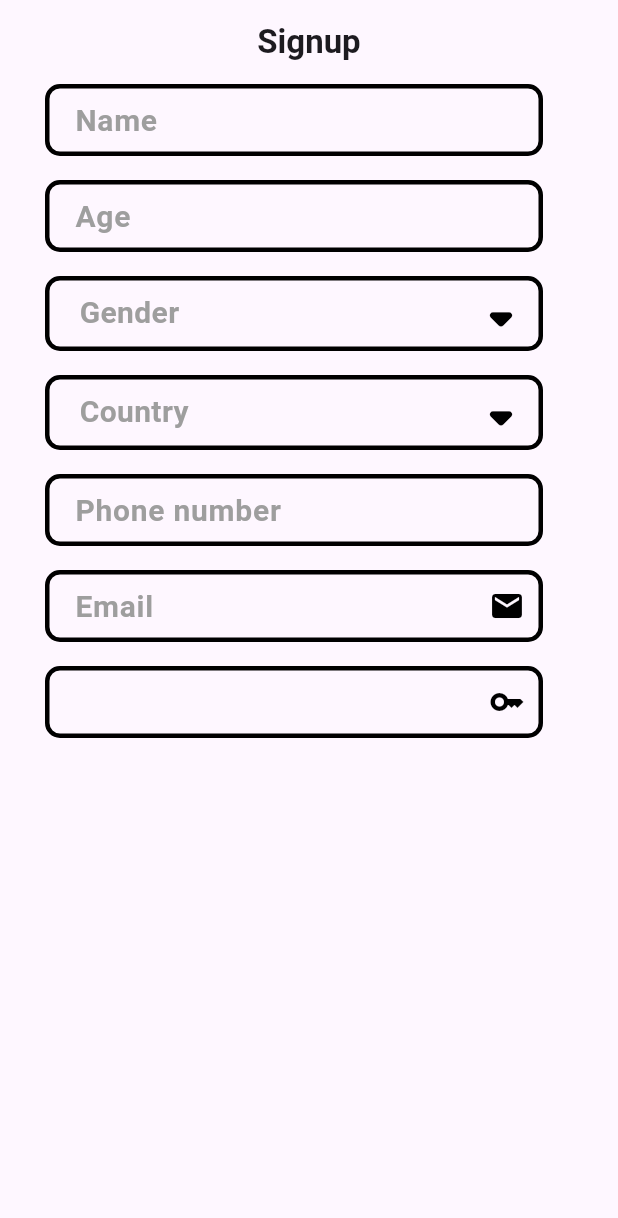
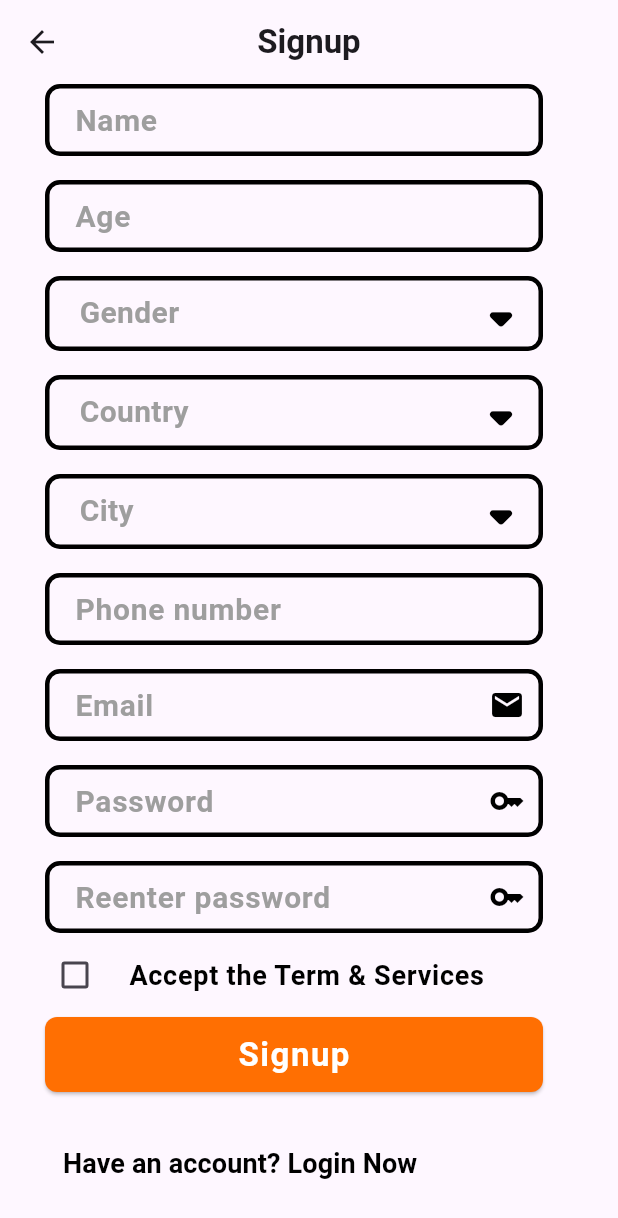
Before and after one commit to Ahmad-Nour-Haidar/shorts-tutorial, a Flutter app: the SignupScreen screen opened directly, on a phone screen of 412 x 824 dp. Shown: the top 1218 px of the screen. Run offline on Flutter 3.47's test engine with Material 3 defaults, Android fonts, the phone set to English and light mode, and no system bars; our stand-ins replace connectivity_plus, dartz, dio, image_picker.

Commit message:
finish login & signup screen

```diff
--- a/lib/main.dart
+++ b/lib/main.dart
@@ -21,7 +21,7 @@ class MyApp extends StatelessWidget {
       // onGenerateRoute: AppRoute.routes,
       // initialRoute: AppRoute.initRoute,
       title: 'Shorts Tutorial',
-      home: SignupScreen(),
+      home: LoginScreen(),
     );
   }
 }
--- a/lib/view/screens/signup_screen.dart
+++ b/lib/view/screens/signup_screen.dart
@@ -1,8 +1,9 @@
 import 'package:flutter/cupertino.dart';
 import 'package:flutter/material.dart';
+import 'package:flutter/widgets.dart';
+import 'package:shorts_tutorial/core/navigation/navigator.dart';
+import 'package:shorts_tutorial/view/screens/login_screen.dart';
 import 'package:shorts_tutorial/view/widgets/custom_menu.dart';
-
-import '../widgets/custom_card.dart';
 import '../widgets/custom_text_form_field.dart';
 
 const color = Color(0xffFF6F02);
@@ -56,7 +57,7 @@ class _SignupScreenState extends State<SignupScreen> {
             controller: ageController,
             keyboardType: TextInputType.number,
             validator: (value) {
-              if (value != null && value.isNotEmpty && value.length < 3) {
+              if (value != null && value.isNotEmpty) {
                 final age = int.tryParse(value);
                 if (age != null && age > 1 && age <= 120) {
                   return null;
@@ -94,15 +95,29 @@ class _SignupScreenState extends State<SignupScreen> {
             },
           ),
           const SizedBox(height: 16),
+          CustomMenu(
+            title: city ?? 'City',
+            items: const [
+              PopupMenuItemModel(title: 'Stockholm', value: 'Stockholm'),
+              PopupMenuItemModel(title: 'Gothenburg', value: 'Gothenburg'),
+              PopupMenuItemModel(title: 'Malmö', value: 'Malmö'),
+            ],
+            onChange: (value) {
+              setState(() {
+                gender = value;
+              });
+            },
+          ),
+          const SizedBox(height: 16),
           CustomTextFormField(
             hintText: 'Phone number',
             controller: phoneNumberController,
             keyboardType: TextInputType.number,
             validator: (value) {
-              if (value != null && value.isNotEmpty && value.contains('@')) {
+              if (value != null && value.length == 10) {
                 return null;
               }
-              return 'Email is not valid';
+              return 'Phone number is not valid';
             },
           ),
           const SizedBox(height: 16),
@@ -120,6 +135,7 @@ class _SignupScreenState extends State<SignupScreen> {
           ),
           const SizedBox(height: 16),
           CustomTextFormField(
+            hintText: 'Password',
             isPassword: true,
             controller: passwordController,
             icon: Icons.key,
@@ -132,6 +148,84 @@ class _SignupScreenState extends State<SignupScreen> {
             },
           ),
           const SizedBox(height: 16),
+          CustomTextFormField(
+            hintText: 'Reenter password',
+            isPassword: true,
+            controller: reenterPasswordController,
+            icon: Icons.key,
+            keyboardType: TextInputType.visiblePassword,
+            validator: (value) {
+              if (value != null &&
+                  value.length >= 6 &&
+                  passwordController.text == reenterPasswordController.text) {
+                return null;
+              }
+              return 'Password is not strong';
+            },
+          ),
+          CheckboxListTile(
+            controlAffinity: ListTileControlAffinity.leading,
+            contentPadding: const EdgeInsets.symmetric(horizontal: 0.0),
+            checkColor: Colors.white,
+            activeColor: isAccept ? color : Colors.white,
+            title: Text(
+              'Accept the Term & Services',
+              style: TextStyle(
+                fontWeight: FontWeight.w600,
+                fontSize: 18,
+                color: isAccept ? color : Colors.black,
+              ),
+            ),
+            value: isAccept,
+            onChanged: (value) {
+              setState(() {
+                isAccept = value ?? false;
+              });
+            },
+          ),
+          Align(
+            alignment: Alignment.centerLeft,
+            child: SizedBox(
+              width: MediaQuery.sizeOf(context).width - 80,
+              height: 50.0,
+              child: ElevatedButton(
+                style: ElevatedButton.styleFrom(
+                  backgroundColor: color,
+                  shape: RoundedRectangleBorder(
+                    borderRadius: BorderRadius.circular(8),
+                  ),
+                ),
+                onPressed: () {},
+                child: const Text(
+                  'Signup',
+                  style: TextStyle(
+                    letterSpacing: 1.0,
+                    fontWeight: FontWeight.w600,
+                    color: Colors.white,
+                    fontSize: 22,
+                  ),
+                ),
+              ),
+            ),
+          ),
+          const SizedBox(height: 24),
+          Align(
+            alignment: Alignment.centerLeft,
+            child: TextButton(
+              onPressed: () {
+                navigatorAndFinish(context, const LoginScreen());
+              },
+              child: const Text(
+                'Have an account? Login Now',
+                style: TextStyle(
+                  color: Colors.black,
+                  fontSize: 18,
+                  fontWeight: FontWeight.w600,
+                ),
+              ),
+            ),
+          ),
+          const SizedBox(height: 24),
         ],
       ),
     );
```
Also changed, not shown: lib/core/navigation/navigator.dart (added, +17 -0 lines), lib/view/screens/login_screen.dart (+48 -20 lines).
